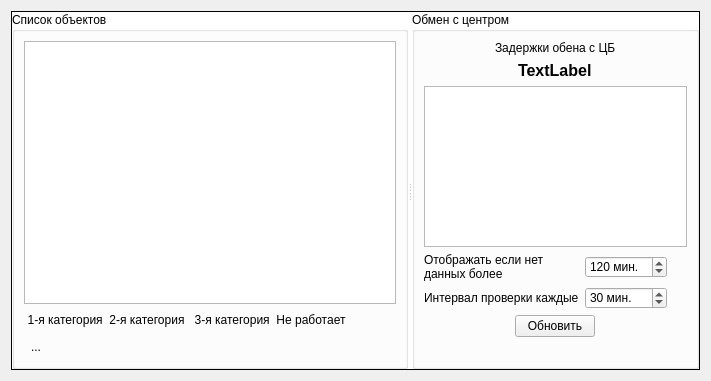
Qt form Forms/objetslistform.ui (rust3128/Spacer) before a commit.
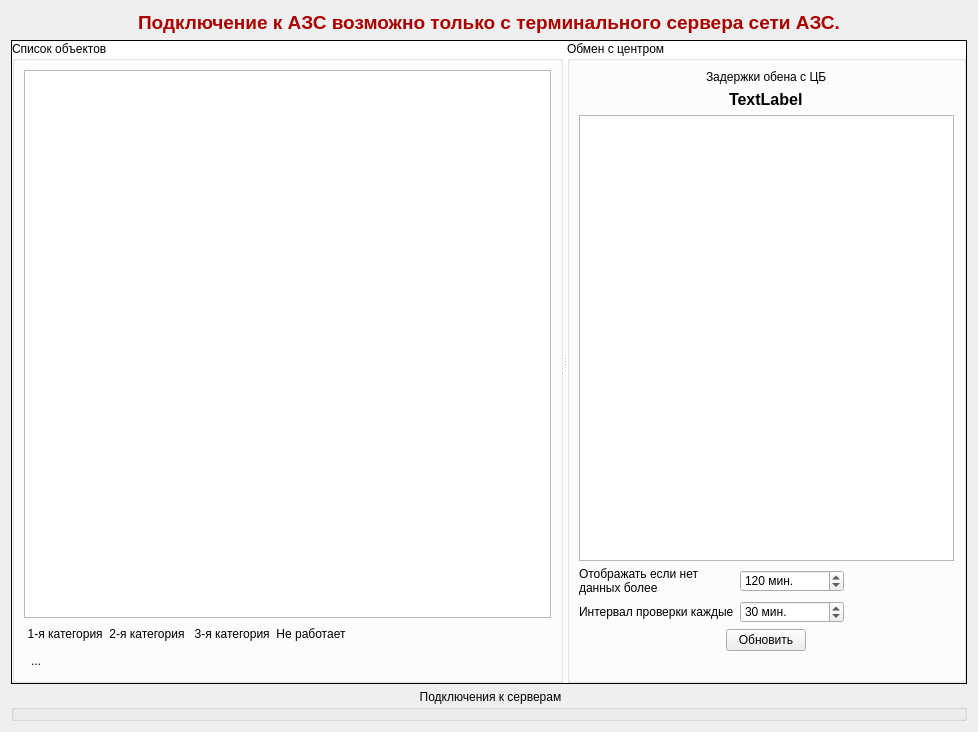
The same form after that commit. Icons and pictures are not drawn.

```diff
--- a/Forms/objetslistform.ui
+++ b/Forms/objetslistform.ui
@@ -6,15 +6,40 @@
    <rect>
     <x>0</x>
     <y>0</y>
-    <width>711</width>
-    <height>381</height>
+    <width>978</width>
+    <height>732</height>
    </rect>
   </property>
   <property name="windowTitle">
    <string>Form</string>
   </property>
-  <layout class="QGridLayout" name="gridLayout_3">
-   <item row="0" column="0">
+  <layout class="QGridLayout" name="gridLayout_3" rowstretch="0,1,0">
+   <item row="0" column="0" alignment="Qt::AlignHCenter">
+    <widget class="QLabel" name="labelNotConnectAZS">
+     <property name="font">
+      <font>
+       <pointsize>14</pointsize>
+       <bold>true</bold>
+      </font>
+     </property>
+     <property name="layoutDirection">
+      <enum>Qt::LeftToRight</enum>
+     </property>
+     <property name="styleSheet">
+      <string notr="true">color: rgb(170, 0, 0);</string>
+     </property>
+     <property name="text">
+      <string>Подключение к АЗС возможно только с терминального сервера сети АЗС.</string>
+     </property>
+     <property name="alignment">
+      <set>Qt::AlignLeading|Qt::AlignLeft|Qt::AlignVCenter</set>
+     </property>
+     <property name="wordWrap">
+      <bool>false</bool>
+     </property>
+    </widget>
+   </item>
+   <item row="1" column="0">
     <widget class="QSplitter" name="splitter">
      <property name="styleSheet">
       <string notr="true">QSplitter {
@@ -262,6 +287,16 @@
      </widget>
     </widget>
    </item>
+   <item row="2" column="0">
+    <widget class="QGroupBox" name="groupBoxRDP">
+     <property name="styleSheet">
+      <string notr="true">QGroupBox::title { subcontrol-origin: margin; subcontrol-position: top center; padding: 0 3px; qproperty-titleAlignment: AlignCenter; }</string>
+     </property>
+     <property name="title">
+      <string>Подключения к серверам</string>
+     </property>
+    </widget>
+   </item>
   </layout>
  </widget>
  <resources>
```
Left out of the diff: 2 changed lines with no effect on the pictures.
